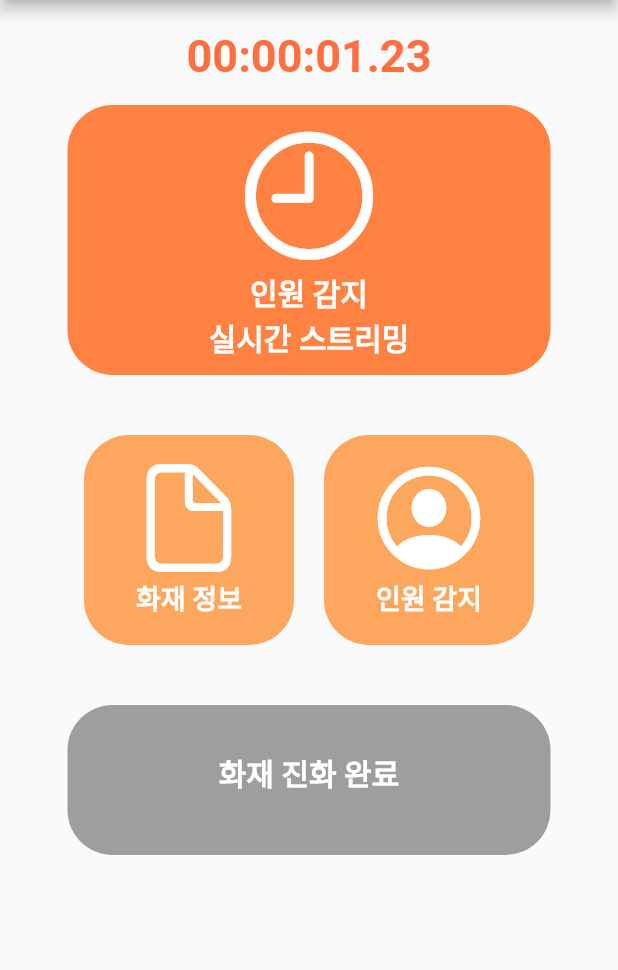
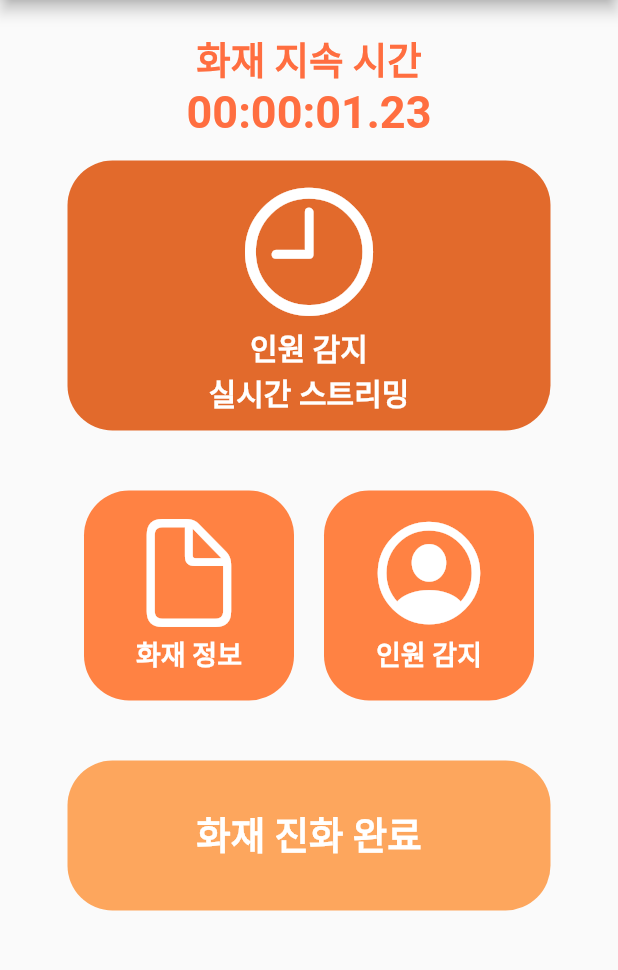
Before and after one commit to KOBOTBOARD-11/OSS_2022, a Flutter app: the FireOn screen opened by its route, on a phone screen of 412 x 824 dp, the part 84-1054 px from its top. Run offline on Flutter 3.47's test engine with Material 2 defaults, Android fonts, the phone set to English and light mode, and no system bars; our stand-ins replace cached_network_image, cloud_firestore, firebase_core, firebase_messaging, flutter_local_notifications, stop_watch_timer and 1 more; accounts and stored records are empty; network calls fail; Roboto replaces fonts that are missing (Helvetica).

Commit message:
코드 정리

```diff
--- a/booriya/lib/Colors.dart
+++ b/booriya/lib/Colors.dart
@@ -23,7 +23,3 @@ Color buttonColor1() {
 Color backgroundColor() {
   return Color(0xFFFFEBDF);
 }
-
-Color greyColor() {
-  return Colors.grey;
-}
--- a/booriya/lib/common/info_form_field.dart
+++ b/booriya/lib/common/info_form_field.dart
@@ -19,7 +19,7 @@ class _InfoFormFieldState extends State<InfoFormField> {
 
   @override
   Widget build(BuildContext context) {
-    return Container(
+    return SizedBox(
       width: double.infinity,
       child: Column(
         crossAxisAlignment: CrossAxisAlignment.start,
@@ -38,7 +38,7 @@ class _InfoFormFieldState extends State<InfoFormField> {
               style: body1(),
             ),
           ),
-          SizedBox(height: 10),
+          const SizedBox(height: 10),
         ],
       ),
     );
--- a/booriya/lib/pages/fire_detect_page/fire_detect_page_detail.dart
+++ b/booriya/lib/pages/fire_detect_page/fire_detect_page_detail.dart
@@ -16,17 +16,19 @@ class DetailArguments {
 }
 
 class Detail extends StatelessWidget {
+  const Detail({Key? key}) : super(key: key);
+
   @override
   Widget build(BuildContext context) {
     final args = ModalRoute.of(context)!.settings.arguments as DetailArguments;
     return Scaffold(
       appBar: AppBar(
-        title: Text("인원 감지 내역"),
+        title: const Text("인원 감지 내역"),
         leading: IconButton(
           onPressed: () {
             Navigator.pop(context);
           },
-          icon: Icon(Icons.arrow_back),
+          icon: const Icon(Icons.arrow_back),
         ),
       ),
       body: ListView(
@@ -46,7 +48,7 @@ class Detail extends StatelessWidget {
           ),
           DetectCommonFormField(
             imageUrl: args.imageUrl,
-            detectTimeText: ["인원 감지 시각", "${args.date}"],
+            detectTimeText: ["인원 감지 시각", (args.date)],
             detectCountText: ["감지 인원 수", "${args.count}명"],
           ),
         ],
--- a/booriya/lib/pages/fire_info_page/components/video_play.dart
+++ b/booriya/lib/pages/fire_info_page/components/video_play.dart
@@ -49,7 +49,7 @@ class _VideoPlayerScreenState extends State<VideoPlayerScreen> {
         ),
         Column(
           children: [
-            SizedBox(
+            const SizedBox(
               height: 200,
             ),
             FloatingActionButton(
@@ -59,11 +59,11 @@ class _VideoPlayerScreenState extends State<VideoPlayerScreen> {
                   // 영상이 재생 중이라면, 일시 중지 시킨다.
                   if (_controller.value.isPlaying) {
                     _controller.pause();
-                    Icon(Icons.play_arrow);
+                    const Icon(Icons.play_arrow);
                   } else {
                     // 만약 영상이 일시 중지 상태였다면, 재생시킨다.
                     _controller.play();
-                    Icon(Icons.pause);
+                    const Icon(Icons.pause);
                   }
                 });
               },
--- a/booriya/lib/pages/fire_on_page/components/fire_clock.dart
+++ b/booriya/lib/pages/fire_on_page/components/fire_clock.dart
@@ -35,17 +35,29 @@ class _TimerPageState extends State<TimerPage> {
         builder: (context, snap) {
           final value = snap.data!;
           final displayTime = StopWatchTimer.getDisplayTime(value);
-          return SizedBox(
+          return Column(
+            children: [
+              const Text(
+                "화재 지속 시간",
+                style: TextStyle(
+                  color: Colors.deepOrangeAccent,
+                  fontSize: 25,
+                  fontWeight: FontWeight.bold,
+                ),
+              ),
+              SizedBox(
                 height: 30,
                 child: Text(
                   displayTime,
-              style: TextStyle(
+                  style: const TextStyle(
                     color: Colors.deepOrangeAccent,
                     fontSize: 30,
                     fontFamily: 'Helvetica',
                     fontWeight: FontWeight.bold,
                   ),
                 ),
+              ),
+            ],
           );
         },
       ),
--- a/booriya/lib/pages/fire_on_page/components/fire_detect.dart
+++ b/booriya/lib/pages/fire_on_page/components/fire_detect.dart
@@ -3,6 +3,8 @@ import 'package:flutter/cupertino.dart';
 import 'package:flutter/material.dart';
 
 class FireDetect extends StatelessWidget {
+  const FireDetect({Key? key}) : super(key: key);
+
   @override
   Widget build(BuildContext context) {
     return InkWell(
@@ -13,8 +15,12 @@ class FireDetect extends StatelessWidget {
         width: 140,
         height: 140,
         alignment: Alignment.center,
+        decoration: BoxDecoration(
+          borderRadius: BorderRadius.circular(30),
+          color: appColor1(),
+        ),
         child: Column(
-          children: [
+          children: const [
             SizedBox(height: 15),
             Icon(
               CupertinoIcons.profile_circled,
@@ -32,10 +38,6 @@ class FireDetect extends StatelessWidget {
             ),
           ],
         ),
-        decoration: BoxDecoration(
-          borderRadius: BorderRadius.circular(30),
-          color: appColor2(),
-        ),
       ),
     );
   }
--- a/booriya/lib/pages/fire_on_page/components/fire_finish.dart
+++ b/booriya/lib/pages/fire_on_page/components/fire_finish.dart
@@ -1,9 +1,11 @@
 import 'package:booriya/Colors.dart';
 import 'package:flutter/material.dart';
-import '../../../confirm_and_notice/confirm.dart';
-import '../../../main.dart';
+
+import '../../../../confirm_and_notice/confirm.dart';
 
 class FireFinish extends StatelessWidget {
+  const FireFinish({Key? key}) : super(key: key);
+
   @override
   Widget build(BuildContext context) {
     return InkWell(
@@ -13,22 +15,22 @@ class FireFinish extends StatelessWidget {
       child: Container(
         width: 300,
         height: 100,
-        child: Padding(
-          padding: const EdgeInsets.all(30),
+        decoration: BoxDecoration(
+          color: appColor2(),
+          borderRadius: BorderRadius.circular(30),
+        ),
+        child: const Padding(
+          padding: EdgeInsets.all(30),
           child: Text(
             "화재 진화 완료",
             style: TextStyle(
-              fontSize: 20,
+              fontSize: 25,
               fontWeight: FontWeight.bold,
               color: Colors.white,
             ),
             textAlign: TextAlign.center,
           ),
         ),
-        decoration: BoxDecoration(
-          color: greyColor(),
-          borderRadius: BorderRadius.circular(30),
-        ),
       ),
     );
   }
--- a/booriya/lib/pages/fire_on_page/components/fire_info.dart
+++ b/booriya/lib/pages/fire_on_page/components/fire_info.dart
@@ -1,10 +1,12 @@
 import 'package:booriya/Colors.dart';
-import 'package:booriya/pages/fire_info_page/fire_info_page.dart';
-import 'package:booriya/pages/fire_on_page/fire_on.dart';
 import 'package:flutter/cupertino.dart';
 import 'package:flutter/material.dart';
+import '../../fire_info_page/fire_info_page.dart';
+import '../fire_on.dart';
 
 class FireInfo extends StatelessWidget {
+  const FireInfo({Key? key}) : super(key: key);
+
   @override
   Widget build(BuildContext context) {
     return InkWell(
@@ -23,8 +25,12 @@ class FireInfo extends StatelessWidget {
         width: 140,
         height: 140,
         alignment: Alignment.center,
+        decoration: BoxDecoration(
+          borderRadius: BorderRadius.circular(30),
+          color: appColor1(),
+        ),
         child: Column(
-          children: [
+          children: const [
             SizedBox(height: 15),
             Icon(
               CupertinoIcons.doc,
@@ -42,10 +48,6 @@ class FireInfo extends StatelessWidget {
             ),
           ],
         ),
-        decoration: BoxDecoration(
-          borderRadius: BorderRadius.circular(30),
-          color: appColor2(),
-        ),
       ),
     );
   }
--- a/booriya/lib/pages/fire_on_page/components/fire_streaming.dart
+++ b/booriya/lib/pages/fire_on_page/components/fire_streaming.dart
@@ -3,6 +3,8 @@ import 'package:flutter/cupertino.dart';
 import 'package:flutter/material.dart';
 
 class FireStreaming extends StatelessWidget {
+  const FireStreaming({Key? key}) : super(key: key);
+
   @override
   Widget build(BuildContext context) {
     return InkWell(
@@ -13,9 +15,13 @@ class FireStreaming extends StatelessWidget {
         width: 300,
         height: 180,
         alignment: Alignment.center,
-        padding: EdgeInsets.only(top: 10),
+        padding: const EdgeInsets.only(top: 10),
+        decoration: BoxDecoration(
+          borderRadius: BorderRadius.circular(30),
+          color: appBarColor(),
+        ),
         child: Column(
-          children: [
+          children: const [
             Icon(
               CupertinoIcons.clock,
               size: 100,
@@ -32,10 +38,6 @@ class FireStreaming extends StatelessWidget {
             ),
           ],
         ),
-        decoration: BoxDecoration(
-          borderRadius: BorderRadius.circular(30),
-          color: appColor1(),
-        ),
       ),
     );
   }
--- a/booriya/lib/pages/fire_on_page/fire_on.dart
+++ b/booriya/lib/pages/fire_on_page/fire_on.dart
@@ -1,7 +1,6 @@
 import 'package:cloud_firestore/cloud_firestore.dart';
 import 'package:flutter/material.dart';
-import '../../Colors.dart';
-import '../../main.dart';
+import '../../../Colors.dart';
 import 'components/fire_detect.dart';
 import 'components/fire_finish.dart';
 import 'components/fire_info.dart';
@@ -15,6 +14,8 @@ var date;
 
 // 불이 발생했을 때의 화면을 구성한다.
 class FireOn extends StatefulWidget {
+  const FireOn({Key? key}) : super(key: key);
+
   @override
   State<FireOn> createState() => _FireOnState();
 }
@@ -22,6 +23,7 @@ class FireOn extends StatefulWidget {
 class _FireOnState extends State<FireOn> {
   late Future<List> _dataList;
 
+  @override
   void initState() {
     _dataList = _buildDb();
     super.initState();
@@ -50,25 +52,25 @@ class _FireOnState extends State<FireOn> {
           //print(fire_on);
           if (snapshot.connectionState == ConnectionState.done) {
             return ListView(
-              padding: EdgeInsets.symmetric(horizontal: 45),
+              padding: const EdgeInsets.symmetric(horizontal: 45),
               // crossAxisAlignment: CrossAxisAlignment.center,
               children: [
-                SizedBox(height: 20),
+                const SizedBox(height: 20),
                 TimerPage(), // 화재 지속시간
-                SizedBox(height: 20),
-                FireStreaming(), // 실시간 스트리밍
-                SizedBox(height: 40),
+                const SizedBox(height: 20),
+                const FireStreaming(), // 실시간 스트리밍
+                const SizedBox(height: 40),
                 Row(
                   // 화재 정보와 인원 감지
                   mainAxisAlignment: MainAxisAlignment.center,
-                  children: [
+                  children: const [
                     FireInfo(),
                     SizedBox(width: 20),
                     FireDetect(),
                   ],
                 ),
-                SizedBox(height: 40),
-                FireFinish(), // 화재 진화 완료
+                const SizedBox(height: 40),
+                const FireFinish(), // 화재 진화 완료
               ],
             );
           } else {
@@ -88,7 +90,7 @@ class _FireOnState extends State<FireOn> {
 
   AppBar _buildBooriyaAppBar() {
     return AppBar(
-      title: Text("Booriya"),
+      title: const Text("Booriya"),
       automaticallyImplyLeading: false, // 뒤로가기 버튼 삭제
     );
   }
--- a/booriya/lib/pages/fire_stream_page/fire_stream_page.dart
+++ b/booriya/lib/pages/fire_stream_page/fire_stream_page.dart
@@ -1,4 +1,3 @@
-import 'package:booriya/pages/fire_stream_page/stream_commons/camera_list.dart';
 import 'package:booriya/pages/fire_stream_page/stream_commons/fire_streaming_video.dart';
 import 'package:flutter/material.dart';
 
@@ -7,9 +6,9 @@ class FireStreamPage extends StatelessWidget {
   @override
   Widget build(BuildContext context) {
     return Scaffold(
-      appBar: AppBar(title: Text("실시간 스트리밍")),
+      appBar: AppBar(title: const Text("실시간 스트리밍")),
       body: ListView(
-        children: [
+        children: const [
           VideoStream(cameraNum: 1),
           VideoStream(cameraNum: 2),
         ],
--- a/booriya/lib/pages/fire_stream_page/stream_commons/fire_streaming_video.dart
+++ b/booriya/lib/pages/fire_stream_page/stream_commons/fire_streaming_video.dart
@@ -45,8 +45,8 @@ class _VideoStreamState extends State<VideoStream> {
     return Center(
       child: Container(
         color: appColor3(),
-        padding: EdgeInsets.all(20),
-        margin: EdgeInsets.all(10),
+        padding: const EdgeInsets.all(20),
+        margin: const EdgeInsets.all(10),
         child: Column(
           children: [
             Row(
```
Also changed, not shown: booriya/lib/confirm_and_notice/confirm.dart (+7 -8 lines), booriya/lib/main.dart (+15 -8 lines), booriya/lib/pages/fire_detect_page/detect_commons/detect_common_form_field.dart (+6 -6 lines), booriya/lib/pages/fire_detect_page/fire_detect_page.dart (+10 -8 lines), booriya/lib/pages/fire_info_page/fire_info_page.dart (+9 -6 lines), booriya/lib/pages/fire_off_page/fire_off.dart (+12 -11 lines). Lines whose indentation alone changed are shown as unchanged.
